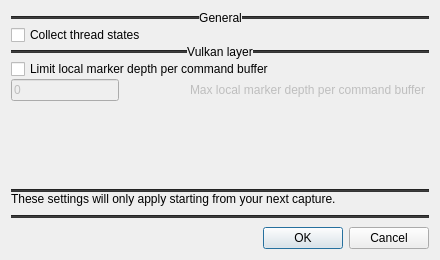
google/orbit, file src/OrbitQt/CaptureOptionsDialog.ui: the form before one commit.
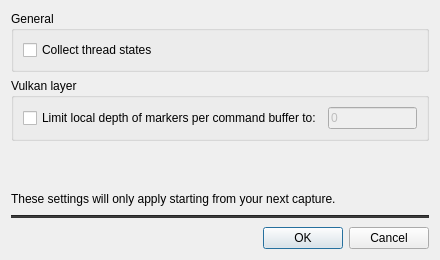
The form after the commit.

Commit message: Review comments

Patch:
```diff
--- a/src/OrbitQt/CaptureOptionsDialog.ui
+++ b/src/OrbitQt/CaptureOptionsDialog.ui
@@ -47,45 +47,11 @@
    <item row="0" column="0">
     <layout class="QVBoxLayout" name="verticalLayout">
      <item>
-      <layout class="QHBoxLayout" name="horizontalLayout_3">
-       <item>
-        <widget class="Line" name="line_4">
-         <property name="styleSheet">
-          <string notr="true">background: #353535</string>
-         </property>
-         <property name="orientation">
-          <enum>Qt::Horizontal</enum>
-         </property>
-        </widget>
-       </item>
-       <item>
-        <widget class="QLabel" name="label_4">
-         <property name="sizePolicy">
-          <sizepolicy hsizetype="Fixed" vsizetype="Fixed">
-           <horstretch>0</horstretch>
-           <verstretch>0</verstretch>
-          </sizepolicy>
-         </property>
-         <property name="text">
+      <widget class="QGroupBox" name="groupBox">
+       <property name="title">
           <string>General</string>
          </property>
-         <property name="alignment">
-          <set>Qt::AlignCenter</set>
-         </property>
-        </widget>
-       </item>
-       <item>
-        <widget class="Line" name="line_5">
-         <property name="styleSheet">
-          <string notr="true">background: #353535</string>
-         </property>
-         <property name="orientation">
-          <enum>Qt::Horizontal</enum>
-         </property>
-        </widget>
-       </item>
-      </layout>
-     </item>
+       <layout class="QVBoxLayout" name="verticalLayout_3">
      <item>
       <widget class="QCheckBox" name="threadStateCheckBox">
        <property name="text">
@@ -93,61 +59,43 @@
        </property>
       </widget>
      </item>
-     <item>
-      <layout class="QHBoxLayout" name="horizontalLayout_2">
-       <item>
-        <widget class="Line" name="line_3">
-         <property name="styleSheet">
-          <string notr="true">background: #353535</string>
-         </property>
-         <property name="orientation">
-          <enum>Qt::Horizontal</enum>
-         </property>
+       </layout>
         </widget>
        </item>
        <item>
-        <widget class="QLabel" name="label_3">
-         <property name="enabled">
-          <bool>true</bool>
-         </property>
-         <property name="sizePolicy">
-          <sizepolicy hsizetype="Fixed" vsizetype="Fixed">
-           <horstretch>0</horstretch>
-           <verstretch>0</verstretch>
-          </sizepolicy>
-         </property>
-         <property name="text">
+      <spacer name="verticalSpacer_2">
+       <property name="orientation">
+        <enum>Qt::Vertical</enum>
+       </property>
+       <property name="sizeType">
+        <enum>QSizePolicy::Fixed</enum>
+       </property>
+       <property name="sizeHint" stdset="0">
+        <size>
+         <width>20</width>
+         <height>6</height>
+        </size>
+       </property>
+      </spacer>
+     </item>
+     <item>
+      <widget class="QGroupBox" name="groupBox_2">
+       <property name="toolTip">
+        <string>This requires Orbit's Vulkan layer to be loaded by the target process.</string>
+       </property>
+       <property name="title">
           <string>Vulkan layer</string>
          </property>
-         <property name="scaledContents">
-          <bool>false</bool>
-         </property>
-         <property name="alignment">
-          <set>Qt::AlignCenter</set>
-         </property>
-        </widget>
-       </item>
-       <item>
-        <widget class="Line" name="line_2">
-         <property name="styleSheet">
-          <string notr="true">background: #353535</string>
-         </property>
-         <property name="orientation">
-          <enum>Qt::Horizontal</enum>
-         </property>
-        </widget>
-       </item>
-      </layout>
-     </item>
-     <item>
-      <widget class="QCheckBox" name="localMarkerDepthCheckBox">
-       <property name="text">
-        <string>Limit local marker depth per command buffer</string>
-       </property>
-      </widget>
-     </item>
+       <layout class="QVBoxLayout" name="verticalLayout_4">
      <item>
       <layout class="QHBoxLayout" name="horizontalLayout">
+          <item>
+           <widget class="QCheckBox" name="localMarkerDepthCheckBox">
+            <property name="text">
+             <string>Limit local depth of markers per command buffer to:</string>
+            </property>
+           </widget>
+          </item>
        <item>
         <widget class="QLineEdit" name="localMarkerDepthLineEdit">
          <property name="enabled">
@@ -174,17 +122,10 @@
          </property>
         </spacer>
        </item>
-       <item>
-        <widget class="QLabel" name="label_2">
-         <property name="enabled">
-          <bool>false</bool>
-         </property>
-         <property name="text">
-          <string>Max local marker depth per command buffer </string>
-         </property>
-        </widget>
-       </item>
-      </layout>
+         </layout>
+        </item>
+       </layout>
+      </widget>
      </item>
      <item>
       <spacer name="verticalSpacer">
@@ -199,16 +140,6 @@
        </property>
       </spacer>
      </item>
-     <item>
-      <widget class="Line" name="line_6">
-       <property name="styleSheet">
-        <string notr="true">background: #353535</string>
-       </property>
-       <property name="orientation">
-        <enum>Qt::Horizontal</enum>
-       </property>
-      </widget>
-     </item>
      <item>
       <widget class="QLabel" name="label">
        <property name="text">
```
Left out of the diff: 32 changed lines with no effect on the pictures. Lines whose indentation alone changed are shown as unchanged. The commit also changes 2 other files.
